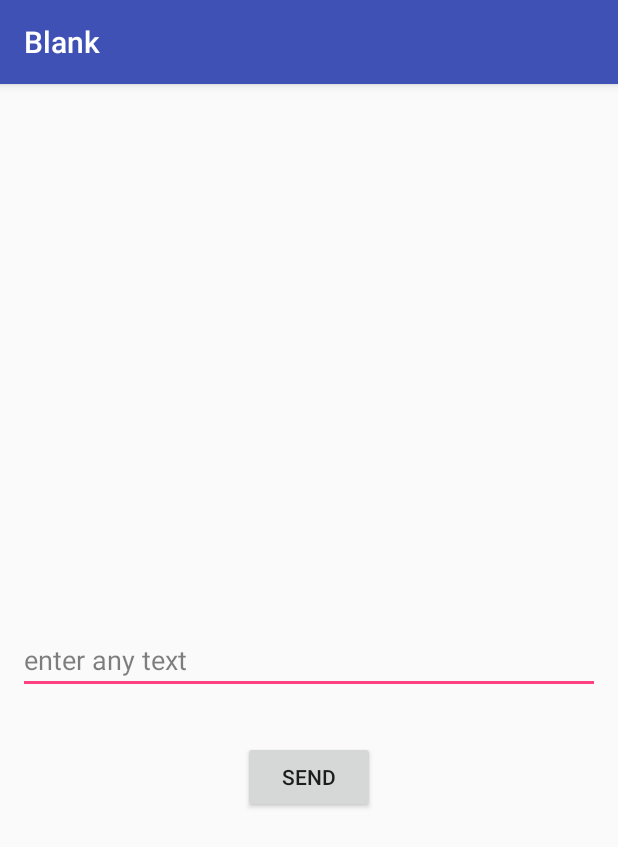
After one commit to GuillaumeLandry/GMT3060-ProjetGenie, an Android app: the DummyActivity screen opened directly, with no data from a screen before it, on a phone screen of 412 x 824 dp. The commit adds this screen. Shown: the top 847 px of the screen. Run offline under Robolectric (Android 15) with nearby library versions, the phone set to English and light mode, and no system bars.

Commit message:
added interaction with dummyclass sending strings to the local server

```diff
--- /dev/null
+++ b/src/estimote-universal-template/app/src/main/java/com/estimote/blank/DummyActivity.java
@@ -0,0 +1,85 @@
+package com.estimote.blank;
+
+import android.os.Bundle;
+import android.support.v7.app.AppCompatActivity;
+import android.view.View;
+import android.widget.Button;
+import android.widget.EditText;
+import android.widget.Toast;
+
+import org.jetbrains.annotations.NotNull;
+
+import java.io.IOException;
+
+import okhttp3.Call;
+import okhttp3.Callback;
+import okhttp3.FormBody;
+import okhttp3.OkHttpClient;
+import okhttp3.Request;
+import okhttp3.RequestBody;
+import okhttp3.Response;
+
+public class DummyActivity extends AppCompatActivity {
+
+    private EditText editText;
+    private Button button;
+    private OkHttpClient okHttpClient;
+
+    @Override
+    protected void onCreate(Bundle savedInstanceState) {
+        super.onCreate(savedInstanceState);
+        setContentView(R.layout.activity_dummy);
+        editText = findViewById(R.id.dummy_text);
+        button = findViewById(R.id.dummy_send);
+        okHttpClient = new OkHttpClient();
+
+        button.setOnClickListener(new View.OnClickListener() {
+            @Override
+            public void onClick(View v) {
+
+                String dummyText = editText.getText().toString();
+
+                // we add the information we want to send in
+                // a form. each string we want to send should
+                // have a name. in our case we sent the
+                // dummyText with a name 'sample'
+                RequestBody formbody
+                        = new FormBody.Builder()
+                        .add("sample", dummyText)
+                        .build();
+
+                // while building request
+                // we give our form
+                // as a parameter to post()
+                Request request = new Request.Builder().url("http://192.168.0.103:5000/debug")
+                        .post(formbody)
+                        .build();
+                okHttpClient.newCall(request).enqueue(new Callback() {
+                    @Override
+                    public void onFailure(
+                        @NotNull Call call,
+                        @NotNull IOException e) {
+                        runOnUiThread(new Runnable() {
+                            @Override
+                            public void run() {
+                                Toast.makeText(getApplicationContext(), "server down", Toast.LENGTH_SHORT).show();
+                            }
+                        });
+                    }
+
+                    @Override
+                    public void onResponse(@NotNull Call call, @NotNull Response response) throws IOException {
+                        if (response.body().string().equals("received")) {
+                            runOnUiThread(new Runnable() {
+                                @Override
+                                public void run() {
+                                    Toast.makeText(getApplicationContext(), "data received", Toast.LENGTH_SHORT).show();
+                                }
+                            });
+                        }
+                    }
+                });
+            }
+        });
+    }
+}
--- /dev/null
+++ b/src/estimote-universal-template/app/src/main/res/layout/activity_dummy.xml
@@ -0,0 +1,32 @@
+<?xml version="1.0" encoding="utf-8"?>
+<android.support.constraint.ConstraintLayout xmlns:android="http://schemas.android.com/apk/res/android"
+    xmlns:app="http://schemas.android.com/apk/res-auto"
+    xmlns:tools="http://schemas.android.com/tools"
+    android:layout_width="match_parent"
+    android:layout_height="match_parent"
+    tools:context=".DummyActivity">
+
+    <EditText
+        android:id="@+id/dummy_text"
+        android:layout_width="match_parent"
+        android:layout_height="wrap_content"
+        android:layout_marginStart="12dp"
+        android:layout_marginEnd="12dp"
+        android:hint="enter any text"
+        android:textColorHint="#80000000"
+        app:layout_constraintBottom_toBottomOf="parent"
+        app:layout_constraintEnd_toEndOf="parent"
+        app:layout_constraintStart_toStartOf="parent"
+        app:layout_constraintTop_toTopOf="parent" />
+
+    <Button
+        android:id="@+id/dummy_send"
+        android:layout_width="wrap_content"
+        android:layout_height="wrap_content"
+        android:text="Send"
+        app:layout_constraintBottom_toBottomOf="parent"
+        app:layout_constraintEnd_toEndOf="parent"
+        app:layout_constraintStart_toStartOf="parent"
+        app:layout_constraintTop_toBottomOf="@+id/dummy_text"
+        app:layout_constraintVertical_bias="0.1" />
+</android.support.constraint.ConstraintLayout>
```
Also changed, not shown: src/estimote-universal-template/app/src/main/AndroidManifest.xml (+11 -3 lines), src/estimote-universal-template/app/src/main/java/com/estimote/blank/MainActivity.java (+8 -3 lines).
